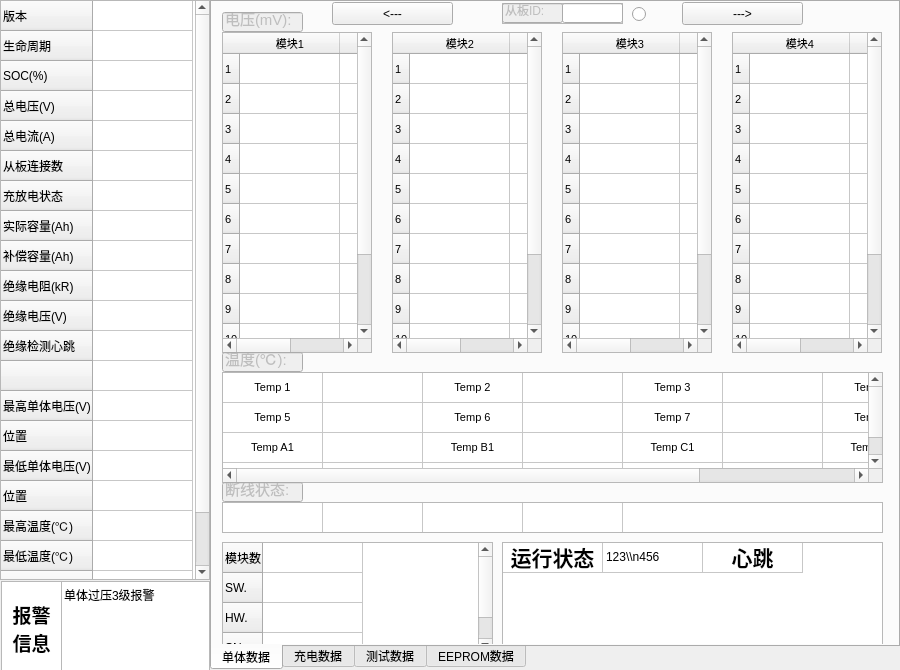
The window that tkbmwidget.ui (519822108/TKBM200V3) describes before a commit, drawn with Qt 5.
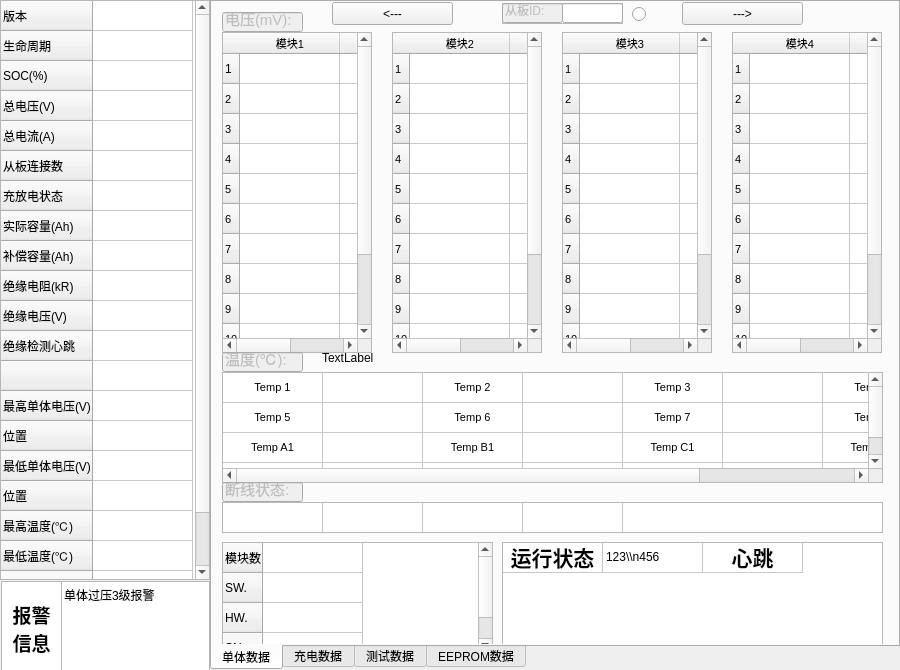
The same window after the commit.

The edit to the form file:
```diff
--- a/tkbmwidget.ui
+++ b/tkbmwidget.ui
@@ -497,11 +497,6 @@
       <property name="text">
        <string>1</string>
       </property>
-      <property name="font">
-       <font>
-        <pointsize>8</pointsize>
-       </font>
-      </property>
      </row>
      <row>
       <property name="text">
@@ -629,17 +624,6 @@
       </property>
      </column>
      <item row="0" column="0">
-      <property name="text">
-       <string/>
-      </property>
-      <property name="font">
-       <font>
-        <pointsize>9</pointsize>
-       </font>
-      </property>
-      <property name="textAlignment">
-       <set>AlignCenter</set>
-      </property>
       <property name="flags">
        <set>ItemIsDragEnabled|ItemIsUserCheckable|ItemIsEnabled</set>
       </property>
@@ -648,11 +632,6 @@
       <property name="text">
        <string/>
       </property>
-      <property name="font">
-       <font>
-        <pointsize>9</pointsize>
-       </font>
-      </property>
       <property name="flags">
        <set>ItemIsDragEnabled|ItemIsUserCheckable|ItemIsEnabled</set>
       </property>
@@ -3253,6 +3232,19 @@
       <string/>
      </property>
     </widget>
+    <widget class="QLabel" name="label">
+     <property name="geometry">
+      <rect>
+       <x>110</x>
+       <y>350</y>
+       <width>54</width>
+       <height>12</height>
+      </rect>
+     </property>
+     <property name="text">
+      <string>TextLabel</string>
+     </property>
+    </widget>
    </widget>
    <widget class="QWidget" name="tab_2">
     <attribute name="title">
```
Left out of the diff: 31 changed lines with no effect on the pictures.
